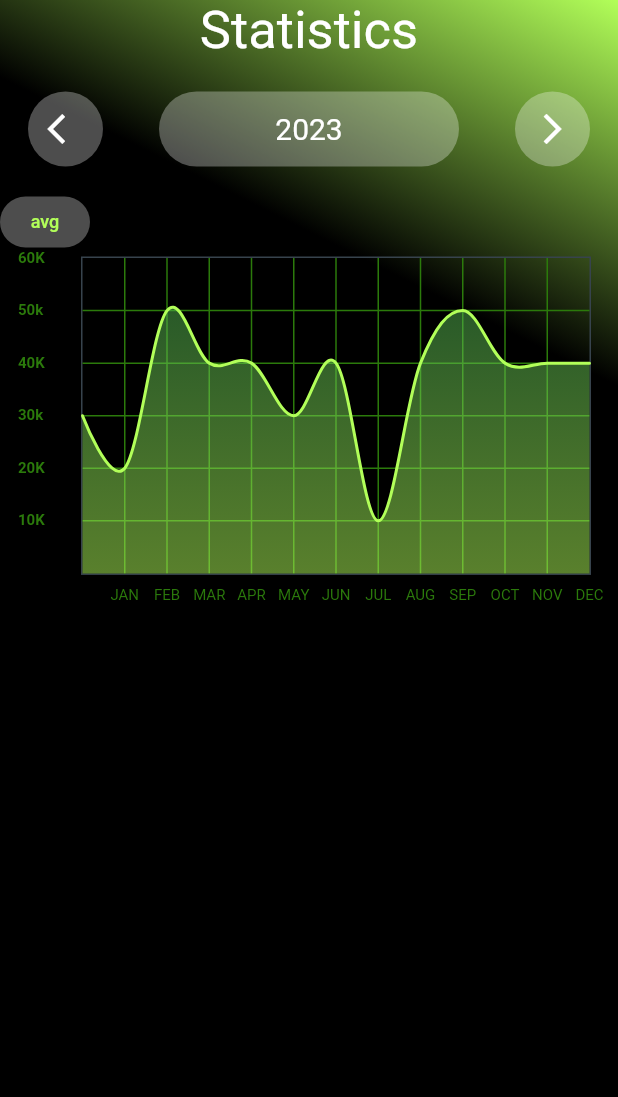
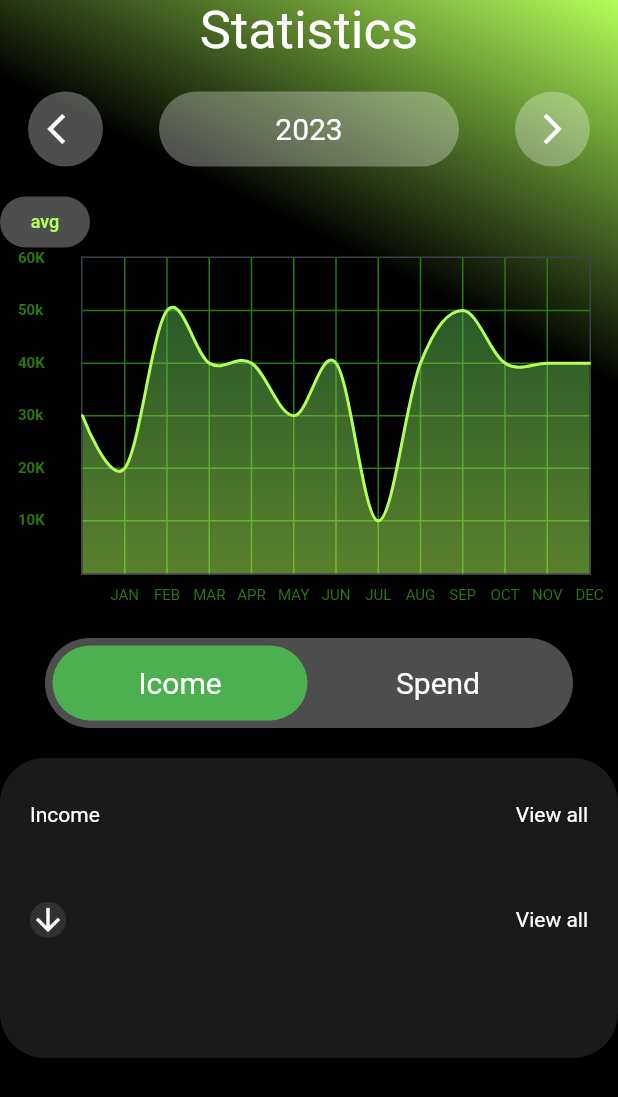
Before and after one commit to gaddie/chama_app, a Flutter app: the LineChartSample2 screen opened directly, on a phone screen of 412 x 824 dp. Shown: the top 1097 px of the screen. Run offline on Flutter 3.47's test engine with Material 2 defaults, Android fonts, the light colour scheme and no system bars; drawn by our look-alikes of fl_chart.

Commit message:
bottom stat card

```diff
--- a/lib/home.dart
+++ b/lib/home.dart
@@ -155,7 +155,7 @@ class _HomePageState extends State<HomePage> {
                         },
                         child: ReusableCard(
                           iconSize: 40,
-                          label: 'Statistics',
+                          label: 'Statistic',
                           cardHeight: 80.0,
                           cardWidth: 100.0,
                           icon: Icons.bar_chart,
--- a/lib/imageAvatar.dart
+++ b/lib/imageAvatar.dart
@@ -15,8 +15,12 @@ class MembersAvatar extends StatelessWidget {
           Row(
             children: [
               CircleAvatar(
-                radius: 25,
-                backgroundImage: AssetImage('images/$image'),
+                backgroundColor: Colors.black45,
+                radius: 27,
+                child: CircleAvatar(
+                  radius: 25,
+                  backgroundImage: AssetImage('images/$image'),
+                ),
               )
             ],
           ),
--- a/lib/stats_screen.dart
+++ b/lib/stats_screen.dart
@@ -4,6 +4,8 @@ import 'constants.dart';
 
 DateTime now = new DateTime.now();
 var year = now.year;
+
+var isActive = true;
 
 class LineChartSample2 extends StatefulWidget {
   @override
@@ -31,6 +33,7 @@ class _LineChartSample2State extends State<LineChartSample2> {
           SizedBox(
             height: 20,
           ),
+          //year picker
           Row(
             mainAxisAlignment: MainAxisAlignment.spaceAround,
             children: [
@@ -77,6 +80,8 @@ class _LineChartSample2State extends State<LineChartSample2> {
           SizedBox(
             height: 20,
           ),
+
+          //graph
           Stack(
             children: <Widget>[
               AspectRatio(
@@ -115,6 +120,120 @@ class _LineChartSample2State extends State<LineChartSample2> {
               ),
             ],
           ),
+          //switch button
+          Padding(
+            padding: EdgeInsets.only(right: 30, left: 30),
+            child: Container(
+              padding: EdgeInsets.only(left: 5, right: 5),
+              decoration: BoxDecoration(
+                color: Colors.white70.withOpacity(0.3),
+                borderRadius: BorderRadius.all(Radius.circular(30)),
+              ),
+              height: 60,
+              child: Row(
+                children: [
+                  Expanded(
+                    child: GestureDetector(
+                      onTap: () {
+                        setState(() {
+                          isActive = true;
+                        });
+                      },
+                      child: Container(
+                        decoration: BoxDecoration(
+                          color: isActive ? Colors.green : null,
+                          borderRadius: BorderRadius.all(Radius.circular(30)),
+                        ),
+                        height: 50,
+                        child: Center(
+                          child: Text(
+                            'Icome',
+                            style: TextStyle(color: Colors.white, fontSize: 20),
+                          ),
+                        ),
+                      ),
+                    ),
+                  ),
+                  SizedBox(
+                    width: 2,
+                  ),
+                  Expanded(
+                    child: GestureDetector(
+                      onTap: () {
+                        setState(() {
+                          isActive = false;
+                        });
+                      },
+                      child: Container(
+                        decoration: BoxDecoration(
+                          color: isActive ? null : Colors.green,
+                          borderRadius: BorderRadius.all(Radius.circular(30)),
+                        ),
+                        height: 50,
+                        child: Center(
+                          child: Text(
+                            'Spend',
+                            style: TextStyle(color: Colors.white, fontSize: 20),
+                          ),
+                        ),
+                      ),
+                    ),
+                  ),
+                ],
+              ),
+            ),
+          ),
+          SizedBox(
+            height: 20,
+          ),
+          Container(
+            height: 200,
+            width: double.infinity,
+            decoration: BoxDecoration(
+              color: Colors.white70.withOpacity(0.1),
+              borderRadius: BorderRadius.all(Radius.circular(30)),
+            ),
+            child: Column(
+              children: [
+                Padding(
+                  padding: EdgeInsets.symmetric(horizontal: 20, vertical: 30),
+                  child: Row(
+                    mainAxisAlignment: MainAxisAlignment.spaceBetween,
+                    children: [
+                      Text(
+                        'Income',
+                        style: TextStyle(color: Colors.white),
+                      ),
+                      Text('View all', style: TextStyle(color: Colors.white))
+                    ],
+                  ),
+                ),
+                Padding(
+                  padding: EdgeInsets.only(left: 20, right: 20, top: 20),
+                  child: Row(
+                    mainAxisAlignment: MainAxisAlignment.spaceBetween,
+                    children: [
+                      Container(
+                        decoration: BoxDecoration(
+                          color: Colors.white70.withOpacity(0.1),
+                          borderRadius: BorderRadius.all(Radius.circular(30)),
+                        ),
+                        child: Row(
+                          children: [
+                            Icon(
+                              Icons.arrow_downward,
+                              color: Colors.white,
+                            ),
+                          ],
+                        ),
+                      ),
+                      Text('View all', style: TextStyle(color: Colors.white))
+                    ],
+                  ),
+                ),
+              ],
+            ),
+          )
         ]),
       ),
     );
```
Also changed, not shown: 2 other files.
